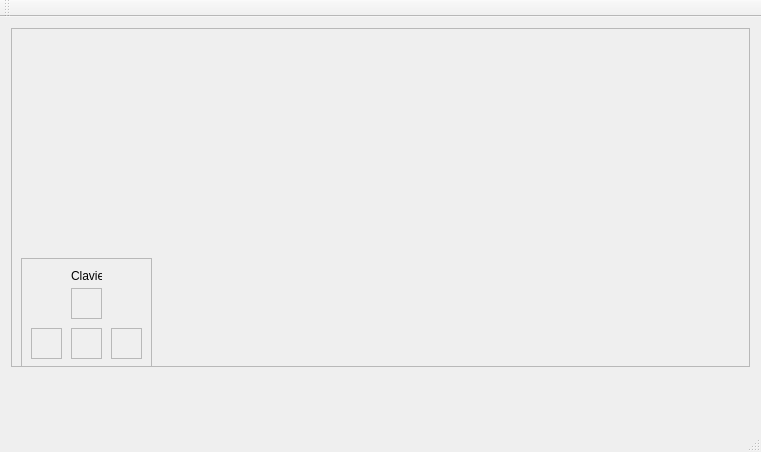
The window that WORKSPACE_QT/mainwindow.ui (dorianleveque/ENIB-S7-ROBOT) describes before a commit, drawn with Qt 5.
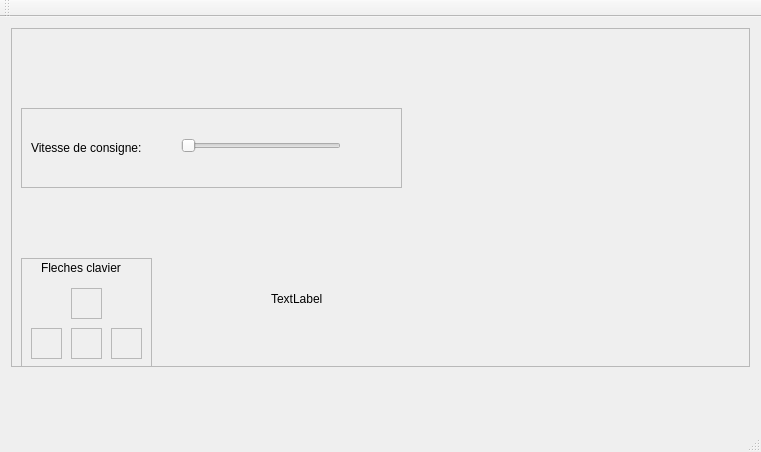
The same window after the commit.

What changed in the file:
```diff
--- a/WORKSPACE_QT/mainwindow.ui
+++ b/WORKSPACE_QT/mainwindow.ui
@@ -50,14 +50,14 @@
         <widget class="QLabel" name="label">
          <property name="geometry">
           <rect>
-           <x>50</x>
-           <y>10</y>
-           <width>31</width>
-           <height>16</height>
+           <x>20</x>
+           <y>0</y>
+           <width>101</width>
+           <height>20</height>
           </rect>
          </property>
          <property name="text">
-          <string>Clavier</string>
+          <string>Fleches clavier</string>
          </property>
         </widget>
         <widget class="QFrame" name="keyboardUp">
@@ -125,6 +125,67 @@
          </property>
         </widget>
        </widget>
+       <widget class="QLabel" name="labelTest">
+        <property name="geometry">
+         <rect>
+          <x>260</x>
+          <y>210</y>
+          <width>171</width>
+          <height>121</height>
+         </rect>
+        </property>
+        <property name="text">
+         <string>TextLabel</string>
+        </property>
+       </widget>
+       <widget class="QFrame" name="frame_vitesse">
+        <property name="geometry">
+         <rect>
+          <x>10</x>
+          <y>80</y>
+          <width>381</width>
+          <height>80</height>
+         </rect>
+        </property>
+        <property name="frameShape">
+         <enum>QFrame::StyledPanel</enum>
+        </property>
+        <property name="frameShadow">
+         <enum>QFrame::Raised</enum>
+        </property>
+        <widget class="QLabel" name="label_2">
+         <property name="geometry">
+          <rect>
+           <x>10</x>
+           <y>30</y>
+           <width>141</width>
+           <height>20</height>
+          </rect>
+         </property>
+         <property name="text">
+          <string>Vitesse de consigne:</string>
+         </property>
+        </widget>
+        <widget class="QSlider" name="slider">
+         <property name="geometry">
+          <rect>
+           <x>160</x>
+           <y>30</y>
+           <width>160</width>
+           <height>16</height>
+          </rect>
+         </property>
+         <property name="maximum">
+          <number>100</number>
+         </property>
+         <property name="orientation">
+          <enum>Qt::Horizontal</enum>
+         </property>
+         <property name="tickInterval">
+          <number>10</number>
+         </property>
+        </widget>
+       </widget>
       </widget>
      </item>
     </layout>
```
Left out of the diff: 2 changed lines with no effect on the pictures.
